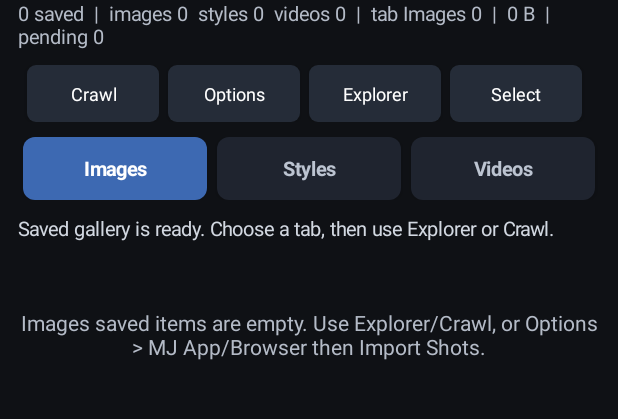
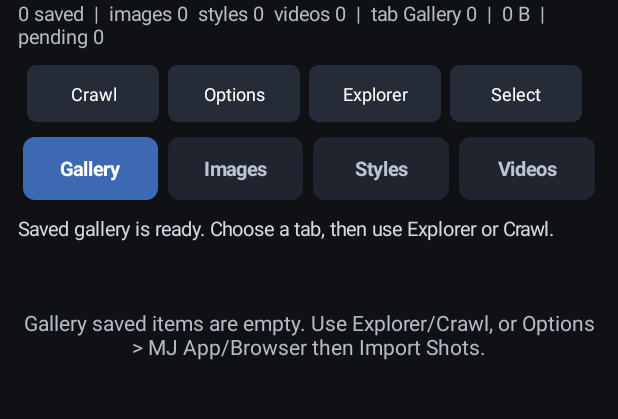
Before and after one commit to dicacros-gif/mcodex, an Android app: the screen it shows after launch (MainActivity), on a phone screen of 412 x 824 dp, the part 62-481 px from its top. Run offline under Robolectric (Android 15) with nearby library versions, the phone set to English and light mode, and no system bars; pictures from the network do not load.

Commit message:
Show all captures on startup gallery

```diff
--- a/app/src/main/java/com/dicacros/mcodex/MainActivity.java
+++ b/app/src/main/java/com/dicacros/mcodex/MainActivity.java
@@ -81,6 +81,8 @@ public class MainActivity extends Activity {
     private static final int MAX_ASSET_BYTES = 25 * 1024 * 1024;
     private static final int GALLERY_PERMISSION_REQUEST = 71;
     private static final String MAIN_GALLERY_DEFAULT_KEY = "mainGalleryDefaultV3";
+    private static final String MAIN_GALLERY_TAB_KEY = "mainGalleryTabV1";
+    private static final String KIND_ALL = "all";
     private static final String[] KINDS = {"styles", "images", "videos"};
     private static final String[] LABELS = {"Styles", "Images", "Videos"};
     private static final int[] DISPLAY_KIND_ORDER = {1, 0, 2};
@@ -203,6 +205,7 @@ public class MainActivity extends Activity {
     private int scrollPauseMs;
     private final int[] queuedByTab = new int[KINDS.length];
     private final Button[] kindTabButtons = new Button[KINDS.length];
+    private Button galleryTabButton;
     private Button selectButton;
     private boolean autoStart;
     private boolean downloadUrls;
@@ -664,6 +667,25 @@ public class MainActivity extends Activity {
         tabs.setGravity(Gravity.CENTER_VERTICAL);
         tabs.setPadding(0, dp(10), 0, 0);
 
+        galleryTabButton = new Button(this);
+        galleryTabButton.setText("Gallery");
+        galleryTabButton.setAllCaps(false);
+        galleryTabButton.setTextSize(13f);
+        galleryTabButton.setTypeface(Typeface.DEFAULT_BOLD);
+        galleryTabButton.setPadding(dp(8), 0, dp(8), 0);
+        galleryTabButton.setOnClickListener(v -> {
+            activeKind = KIND_ALL;
+            saveOptions();
+            selectedKeys.clear();
+            selectionMode = false;
+            updateKindTabs();
+            importGalleryFolder();
+            renderArchive();
+        });
+        LinearLayout.LayoutParams galleryParams = new LinearLayout.LayoutParams(0, dp(42), 1f);
+        galleryParams.setMargins(dp(3), 0, dp(3), 0);
+        tabs.addView(galleryTabButton, galleryParams);
+
         for (int index : DISPLAY_KIND_ORDER) {
             Button button = new Button(this);
             button.setText(LABELS[index]);
@@ -691,6 +713,11 @@ public class MainActivity extends Activity {
     }
 
     private void updateKindTabs() {
+        if (galleryTabButton != null) {
+            boolean selected = KIND_ALL.equals(activeKind);
+            galleryTabButton.setTextColor(selected ? Color.WHITE : Color.rgb(188, 196, 209));
+            galleryTabButton.setBackground(rounded(selected ? Color.rgb(61, 105, 178) : Color.rgb(31, 36, 47), dp(8)));
+        }
         for (int i = 0; i < kindTabButtons.length; i++) {
             Button button = kindTabButtons[i];
             if (button == null) {
@@ -798,21 +825,31 @@ public class MainActivity extends Activity {
         pageWaitMs = clamp(prefs.getInt("pageWaitMs", 2200), 800, 8000);
         scrollPauseMs = clamp(prefs.getInt("scrollPauseMs", 1300), 500, 5000);
         externalSessionStartedAt = prefs.getLong("externalSessionStartedAt", 0L);
-        activeKind = prefs.getString("activeKind", "images");
-        if (!"images".equals(activeKind) && !"styles".equals(activeKind) && !"videos".equals(activeKind)) {
-            activeKind = "images";
+        activeKind = prefs.getString("activeKind", KIND_ALL);
+        if (!KIND_ALL.equals(activeKind) && !"images".equals(activeKind) && !"styles".equals(activeKind) && !"videos".equals(activeKind)) {
+            activeKind = KIND_ALL;
         }
     }
 
     private void migrateMainGalleryDefault() {
-        if (prefs.getBoolean(MAIN_GALLERY_DEFAULT_KEY, false)) {
-            return;
-        }
-        autoStart = false;
-        prefs.edit()
-                .putBoolean("autoStart", false)
-                .putBoolean(MAIN_GALLERY_DEFAULT_KEY, true)
-                .apply();
+        boolean changed = false;
+        SharedPreferences.Editor editor = prefs.edit();
+        if (!prefs.getBoolean(MAIN_GALLERY_DEFAULT_KEY, false)) {
+            autoStart = false;
+            editor.putBoolean("autoStart", false);
+            editor.putBoolean(MAIN_GALLERY_DEFAULT_KEY, true);
+            changed = true;
+        }
+        if (!prefs.getBoolean(MAIN_GALLERY_TAB_KEY, false)) {
+            activeKind = KIND_ALL;
+            editor.putString("activeKind", KIND_ALL);
+            editor.putBoolean(MAIN_GALLERY_TAB_KEY, true);
+            changed = true;
+        }
+        if (!changed) {
+            return;
+        }
+        editor.apply();
     }
 
     private void syncOptionsFromUi() {
@@ -1005,7 +1042,7 @@ public class MainActivity extends Activity {
         selectionMode = true;
         selectedKeys.clear();
         for (ArchiveItem item : items) {
-            if (activeKind.equals(item.kind)) {
+            if (isVisibleItem(item)) {
                 selectedKeys.add(item.key);
             }
         }
@@ -1054,11 +1091,15 @@ public class MainActivity extends Activity {
     private ArrayList<ArchiveItem> visibleArchiveItems() {
         ArrayList<ArchiveItem> targets = new ArrayList<>();
         for (ArchiveItem item : items) {
-            if (activeKind.equals(item.kind)) {
+            if (isVisibleItem(item)) {
                 targets.add(item);
             }
         }
         return targets;
+    }
+
+    private boolean isVisibleItem(ArchiveItem item) {
+        return item != null && (KIND_ALL.equals(activeKind) || activeKind.equals(item.kind));
     }
 
     private void confirmDeleteAll() {
@@ -1467,6 +1508,13 @@ public class MainActivity extends Activity {
     }
 
     private void setOnlyActiveKindEnabled() {
+        if (KIND_ALL.equals(activeKind)) {
+            includeStyles = true;
+            includeImages = true;
+            includeVideos = true;
+            updateOptionsSummary();
+            return;
+        }
         includeStyles = "styles".equals(activeKind);
         includeImages = "images".equals(activeKind);
         includeVideos = "videos".equals(activeKind);
@@ -1914,7 +1962,7 @@ public class MainActivity extends Activity {
         int visibleCount = 0;
 
         for (ArchiveItem item : ordered) {
-            if (!activeKind.equals(item.kind)) {
+            if (!isVisibleItem(item)) {
                 continue;
             }
             visibleCount++;
@@ -2104,7 +2152,7 @@ public class MainActivity extends Activity {
             } else if ("videos".equals(item.kind)) {
                 videos++;
             }
-            if (activeKind.equals(item.kind)) {
+            if (isVisibleItem(item)) {
                 visible++;
             }
         }
@@ -2116,6 +2164,9 @@ public class MainActivity extends Activity {
     }
 
     private String displayKind(String kind) {
+        if (KIND_ALL.equals(kind)) {
+            return "Gallery";
+        }
         if ("images".equals(kind)) {
             return "Images";
         }
@@ -2278,7 +2329,7 @@ public class MainActivity extends Activity {
                 Uri uri = ContentUris.withAppendedId(collection, id);
                 long savedAt = Math.max(cursor.getLong(addedColumn), cursor.getLong(modifiedColumn)) * 1000L;
                 String key = sha256("external:" + uri);
-                addImportedItem(activeKind, key, name, "", uri.toString(), savedAt);
+                addImportedItem(fallbackImportKind(), key, name, "", uri.toString(), savedAt);
             }
         } catch (Exception ignored) {
         }
@@ -2300,7 +2351,7 @@ public class MainActivity extends Activity {
                 continue;
             }
             String key = sha256("external-file:" + file.getAbsolutePath());
-            addImportedItem(activeKind, key, file.getName(), file.getAbsolutePath(), Uri.fromFile(file).toString(), file.lastModified());
+            addImportedItem(fallbackImportKind(), key, file.getName(), file.getAbsolutePath(), Uri.fromFile(file).toString(), file.lastModified());
         }
     }
 
@@ -2400,7 +2451,14 @@ public class MainActivity extends Activity {
         if (lower.startsWith("images-") || lower.contains("-images-")) {
             return "images";
         }
-        return activeKind != null ? activeKind : "images";
+        return fallbackImportKind();
+    }
+
+    private String fallbackImportKind() {
+        if ("styles".equals(activeKind) || "videos".equals(activeKind) || "images".equals(activeKind)) {
+            return activeKind;
+        }
+        return "images";
     }
 
     private void saveArchive() {
```
Also changed, not shown: 1 other file.
